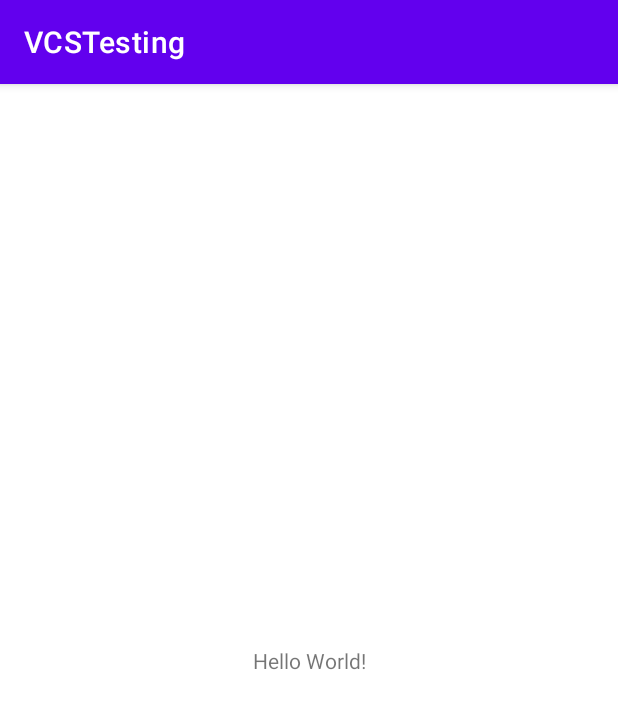
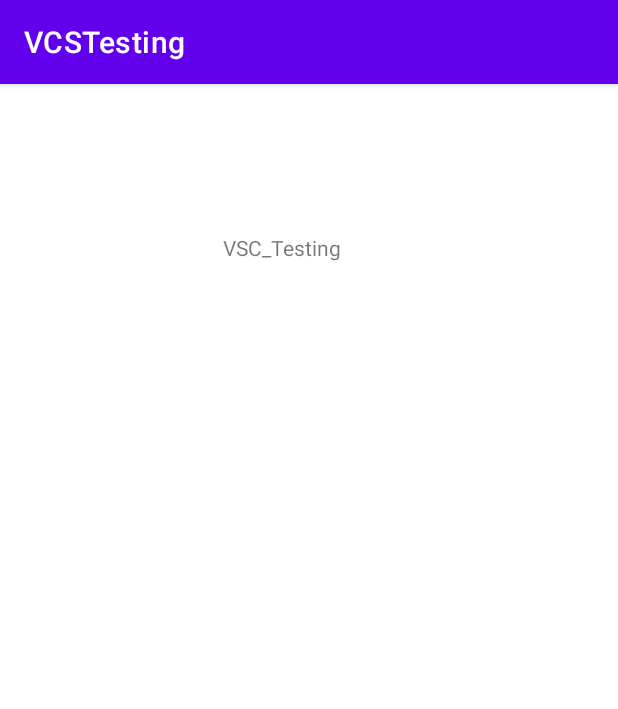
Before and after one commit to dangtran01/VCSTesting, an Android app: the screen it shows after launch (MainActivity), on a phone screen of 412 x 824 dp. Shown: the top 709 px of the screen. Run offline under Robolectric (Android 15) with nearby library versions, the phone set to English and light mode, and no system bars.

Commit message:
2nd VSC Commit TextView edited

```diff
--- a/app/src/main/res/layout/activity_main.xml
+++ b/app/src/main/res/layout/activity_main.xml
@@ -1,5 +1,6 @@
 <?xml version="1.0" encoding="utf-8"?>
-<androidx.constraintlayout.widget.ConstraintLayout xmlns:android="http://schemas.android.com/apk/res/android"
+<androidx.constraintlayout.widget.ConstraintLayout
+    xmlns:android="http://schemas.android.com/apk/res/android"
     xmlns:app="http://schemas.android.com/apk/res-auto"
     xmlns:tools="http://schemas.android.com/tools"
     android:layout_width="match_parent"
@@ -9,10 +10,14 @@
     <TextView
         android:layout_width="wrap_content"
         android:layout_height="wrap_content"
-        android:text="Hello World!"
+        android:text="VSC_Testing"
         app:layout_constraintBottom_toBottomOf="parent"
+        app:layout_constraintHorizontal_bias="0.446"
         app:layout_constraintLeft_toLeftOf="parent"
         app:layout_constraintRight_toRightOf="parent"
-        app:layout_constraintTop_toTopOf="parent" />
+        app:layout_constraintTop_toTopOf="parent"
+        app:layout_constraintVertical_bias="0.133" />
+
+
 
 </androidx.constraintlayout.widget.ConstraintLayout>
```
